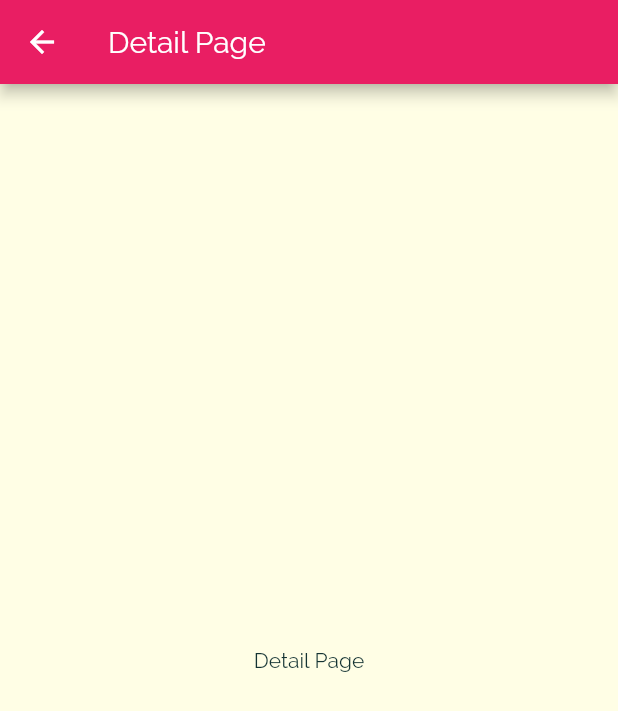
After one commit to HQHAN/meal, a Flutter app: the screen it shows after launch, after a tap on "Italian", on a phone screen of 412 x 824 dp. The commit adds this screen. Shown: the top 711 px of the screen. Run offline on Flutter 3.47's test engine with Material 2 defaults, Android fonts, the phone set to English and light mode, and no system bars.

Commit message:
add a navigation feature to move to a detail page

```diff
--- a/lib/category_item.dart
+++ b/lib/category_item.dart
@@ -1,4 +1,5 @@
 import 'package:flutter/material.dart';
+import 'package:meal_app/meal_detail.dart';
 
 class CategoryItem extends StatelessWidget {
   final String title;
@@ -6,9 +7,19 @@ class CategoryItem extends StatelessWidget {
 
   CategoryItem(this.title, this.color);
 
+  void selectCategory(BuildContext ctx) {
+    Navigator.of(ctx).push(MaterialPageRoute(builder: (_) {
+      return MealDetail();
+    }));
+  }
+
   @override
   Widget build(BuildContext context) {
-    return Container(
+    return InkWell(
+      onTap: () => selectCategory(context),
+      splashColor: Theme.of(context).primaryColor,
+      borderRadius: BorderRadius.circular(15),
+      child: Container(
           padding: const EdgeInsets.all(25),
           child: Text(
             title,
@@ -24,6 +35,7 @@ class CategoryItem extends StatelessWidget {
               end: Alignment.bottomRight,
             ),
             borderRadius: BorderRadius.circular(15),
-        ));
+          )),
+    );
   }
 }
--- /dev/null
+++ b/lib/meal_detail.dart
@@ -0,0 +1,15 @@
+import 'package:flutter/material.dart';
+
+class MealDetail extends StatelessWidget {
+  @override
+  Widget build(BuildContext context) {
+    return Scaffold(
+      appBar: AppBar(
+        title: Text('Detail Page'),
+      ),
+      body: Center(
+        child: Text("Detail Page"),
+      ),
+    );
+  }
+}
```
Lines whose indentation alone changed are shown as unchanged.
